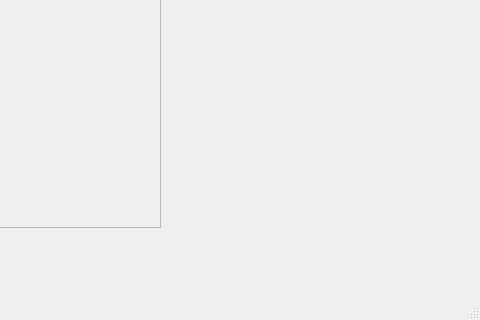
IvankoIlyin/LibrarianDesktop, file LibrarianDesktop/mainwindow.ui: the form before one commit; both pictures show x 320 to 800 and y 333 to 653 of the 800 by 653 pixel window.
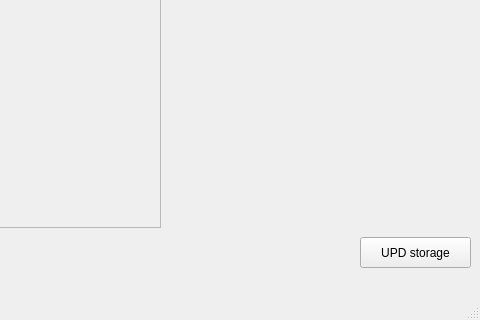
The form after the commit.

Commit message: created storage and upd snapshots, upd UI

```diff
--- a/LibrarianDesktop/mainwindow.ui
+++ b/LibrarianDesktop/mainwindow.ui
@@ -79,6 +79,19 @@
      <string>create</string>
     </property>
    </widget>
+   <widget class="QPushButton" name="pushButton_upd_storage">
+    <property name="geometry">
+     <rect>
+      <x>680</x>
+      <y>570</y>
+      <width>111</width>
+      <height>31</height>
+     </rect>
+    </property>
+    <property name="text">
+     <string>UPD storage</string>
+    </property>
+   </widget>
   </widget>
   <widget class="QMenuBar" name="menubar">
    <property name="geometry">
```
Left out of the diff: 2 changed lines with no effect on the pictures. The commit also changes 7 other files.
